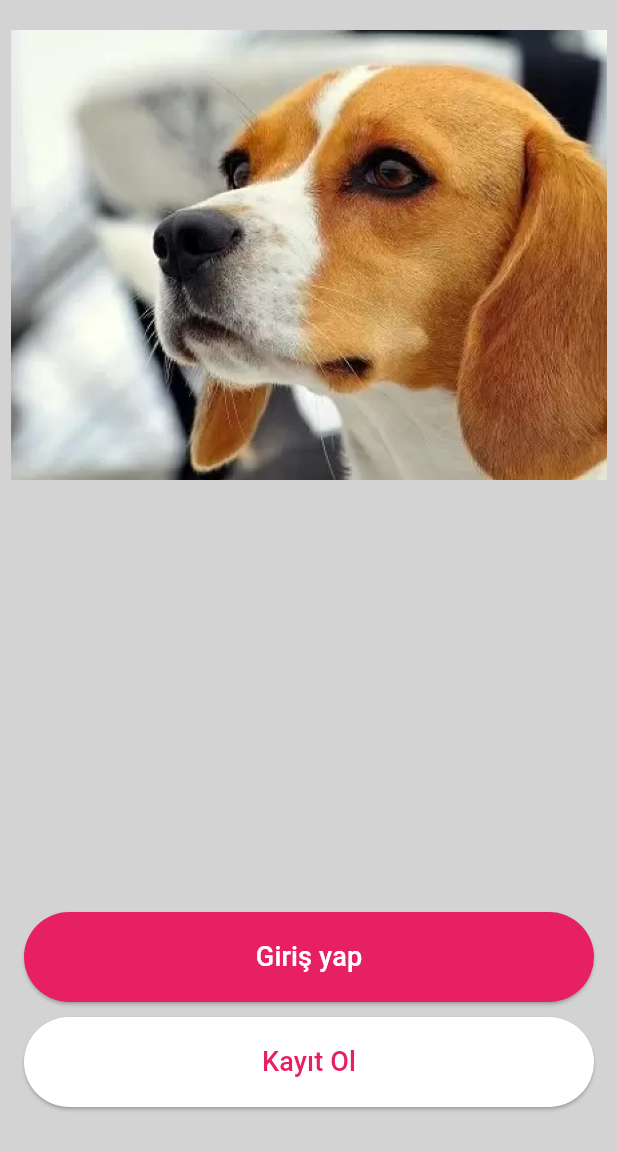
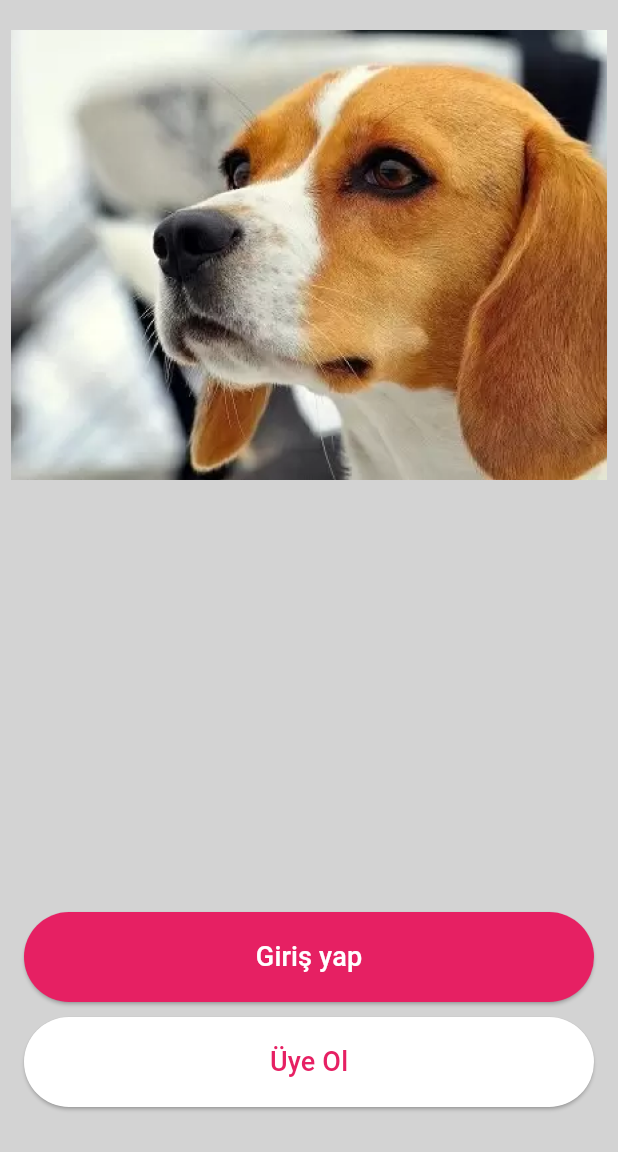
Before and after one commit to salihakca/petshop, a Flutter app: the screen it shows after launch, on a phone screen of 412 x 824 dp, the part 84-1236 px from its top. Run offline on Flutter 3.47's test engine with Material 3 defaults, Android fonts, the light colour scheme and no system bars; our stand-ins replace shared_preferences.

Commit message:
kayıt ol fixed

```diff
--- a/lib/main.dart
+++ b/lib/main.dart
@@ -107,7 +107,7 @@ class MyHomePage extends StatelessWidget {
                   minimumSize: const Size(150, 60), // Minimum boyut
                 ),
                 child: const Text(
-                  'Kayıt Ol',
+                  'Üye Ol',
                   style: TextStyle(
                     color: Color(0xFFE62063),
                     fontSize: 18,
--- a/lib/register.dart
+++ b/lib/register.dart
@@ -153,7 +153,7 @@ class _RegisterPageState extends State<RegisterPage> {
                       minimumSize: const Size(300, 60),
                     ),
                     child: const Text(
-                      'Kayıt Ol',
+                      'Üye Ol',
                       style: TextStyle(color: Colors.white),
                     ),
                   ),
```
